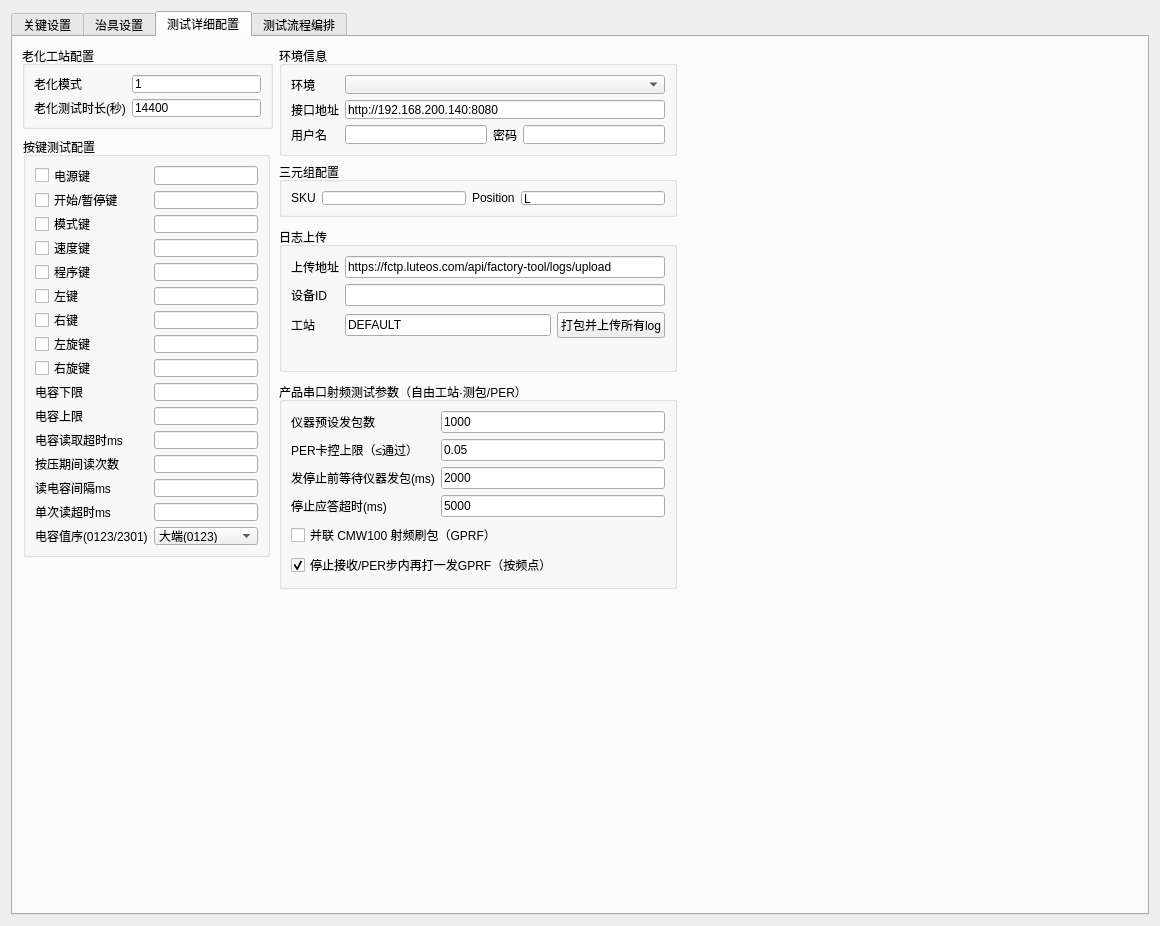
The window that platform/settings/qsetting.ui (yuhuang163/test) describes before a commit, drawn with Qt 5.
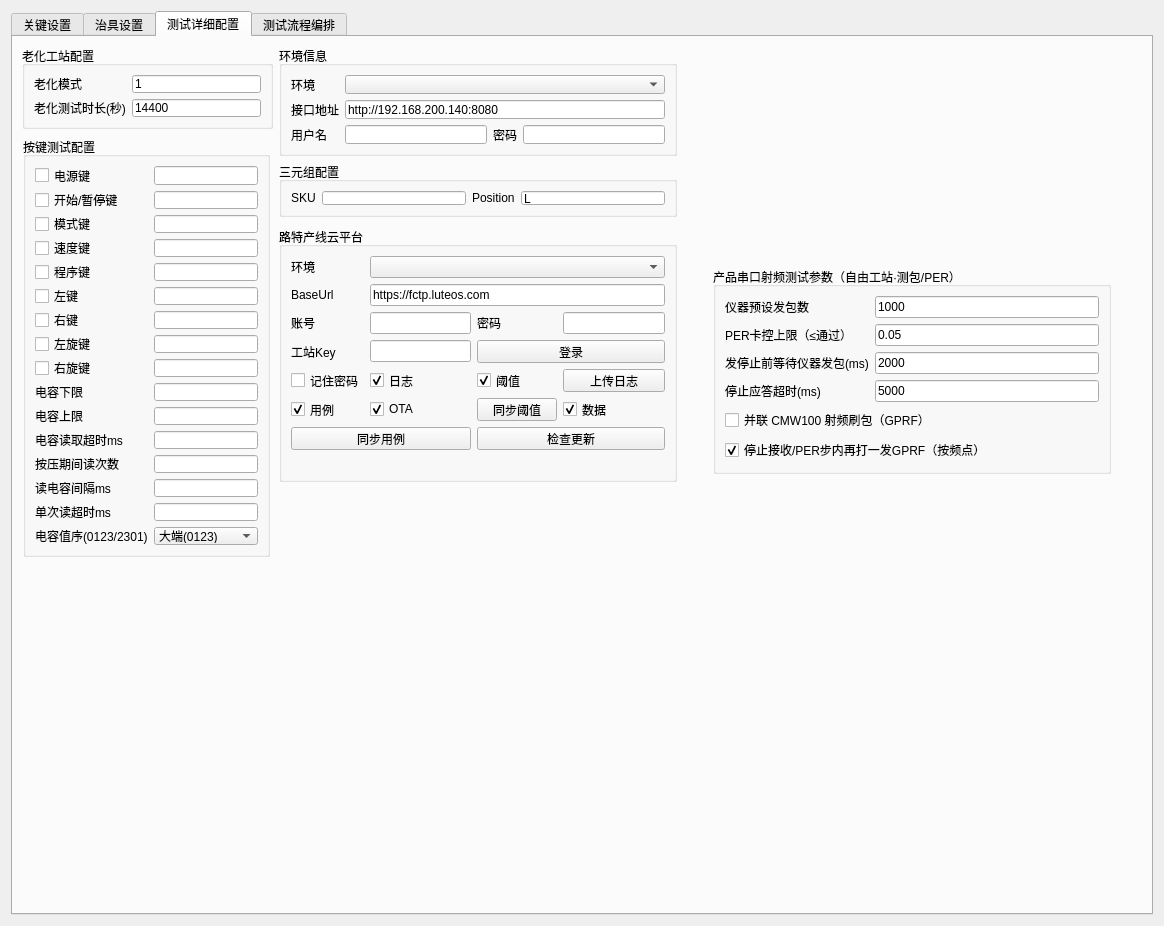
The same window after the commit. The open tabs and pages were chosen to show the change.

Commit message: 支持上传日志和测试结果到自己的服务器

```diff
--- a/platform/settings/qsetting.ui
+++ b/platform/settings/qsetting.ui
@@ -6,8 +6,8 @@
    <rect>
     <x>0</x>
     <y>0</y>
-    <width>1139</width>
-    <height>862</height>
+    <width>1164</width>
+    <height>889</height>
    </rect>
   </property>
   <property name="sizePolicy">
@@ -2973,60 +2973,165 @@
          <x>266</x>
          <y>190</y>
          <width>398</width>
-         <height>145</height>
+         <height>255</height>
         </rect>
        </property>
        <property name="title">
-        <string>日志上传</string>
+        <string>路特产线云平台</string>
        </property>
        <layout class="QGridLayout" name="gridLayout_logUpload">
         <item row="0" column="0">
          <widget class="QLabel" name="label_remoteLogUploadUrl">
           <property name="text">
-           <string>上传地址</string>
+           <string>环境</string>
           </property>
          </widget>
         </item>
         <item row="0" column="1" colspan="3">
-         <widget class="QLineEdit" name="lineEdit_remoteLogUploadUrl">
-          <property name="text">
-           <string>https://fctp.luteos.com/api/factory-tool/logs/upload</string>
-          </property>
-         </widget>
+         <widget class="QComboBox" name="comboBox_factoryCloudEnvironment"/>
         </item>
         <item row="1" column="0">
          <widget class="QLabel" name="label_remoteLogDeviceId">
           <property name="text">
-           <string>设备ID</string>
+           <string>BaseUrl</string>
           </property>
          </widget>
         </item>
         <item row="1" column="1" colspan="3">
-         <widget class="QLineEdit" name="lineEdit_remoteLogDeviceId"/>
+         <widget class="QLineEdit" name="lineEdit_factoryCloudBaseUrl">
+          <property name="text">
+           <string>https://fctp.luteos.com</string>
+          </property>
+         </widget>
         </item>
         <item row="2" column="0">
          <widget class="QLabel" name="label_remoteLogStation">
           <property name="text">
-           <string>工站</string>
+           <string>账号</string>
           </property>
          </widget>
         </item>
         <item row="2" column="1">
-         <widget class="QLineEdit" name="lineEdit_remoteLogStation">
+         <widget class="QLineEdit" name="lineEdit_factoryCloudUser"/>
+        </item>
+        <item row="2" column="2">
+         <widget class="QLabel" name="label_factoryCloudPassword">
           <property name="text">
-           <string>DEFAULT</string>
+           <string>密码</string>
           </property>
          </widget>
         </item>
-        <item row="2" column="2" colspan="2">
-         <widget class="QPushButton" name="pushButton_uploadLogs">
+        <item row="2" column="3">
+         <widget class="QLineEdit" name="lineEdit_factoryCloudPassword">
+          <property name="echoMode">
+           <enum>QLineEdit::Password</enum>
+          </property>
+         </widget>
+        </item>
+        <item row="3" column="0">
+         <widget class="QLabel" name="label_factoryCloudStationKey">
           <property name="text">
-           <string>打包并上传所有log</string>
+           <string>工站Key</string>
           </property>
          </widget>
         </item>
-        <item row="3" column="0" colspan="4">
-         <widget class="QLabel" name="label_remoteLogStatus">
+        <item row="3" column="1">
+         <widget class="QLineEdit" name="lineEdit_factoryCloudStationKey"/>
+        </item>
+        <item row="3" column="2" colspan="2">
+         <widget class="QPushButton" name="pushButton_factoryCloudLogin">
+          <property name="text">
+           <string>登录</string>
+          </property>
+         </widget>
+        </item>
+        <item row="4" column="0">
+         <widget class="QCheckBox" name="checkBox_factoryCloudRememberPassword">
+          <property name="text">
+           <string>记住密码</string>
+          </property>
+         </widget>
+        </item>
+        <item row="4" column="1">
+         <widget class="QCheckBox" name="checkBox_factoryCloudLogUpload">
+          <property name="text">
+           <string>日志</string>
+          </property>
+          <property name="checked">
+           <bool>true</bool>
+          </property>
+         </widget>
+        </item>
+        <item row="4" column="2">
+         <widget class="QCheckBox" name="checkBox_factoryCloudThresholdSync">
+          <property name="text">
+           <string>阈值</string>
+          </property>
+          <property name="checked">
+           <bool>true</bool>
+          </property>
+         </widget>
+        </item>
+        <item row="4" column="3">
+         <widget class="QPushButton" name="pushButton_factoryCloudUploadLogs">
+          <property name="text">
+           <string>上传日志</string>
+          </property>
+         </widget>
+        </item>
+        <item row="5" column="0">
+         <widget class="QCheckBox" name="checkBox_factoryCloudTestCaseSync">
+          <property name="text">
+           <string>用例</string>
+          </property>
+          <property name="checked">
+           <bool>true</bool>
+          </property>
+         </widget>
+        </item>
+        <item row="5" column="1">
+         <widget class="QCheckBox" name="checkBox_factoryCloudHostOta">
+          <property name="text">
+           <string>OTA</string>
+          </property>
+          <property name="checked">
+           <bool>true</bool>
+          </property>
+         </widget>
+        </item>
+        <item row="5" column="2">
+         <widget class="QPushButton" name="pushButton_syncThreshold">
+          <property name="text">
+           <string>同步阈值</string>
+          </property>
+         </widget>
+        </item>
+        <item row="5" column="3">
+         <widget class="QCheckBox" name="checkBox_factoryCloudTestDataUpload">
+          <property name="text">
+           <string>数据</string>
+          </property>
+          <property name="checked">
+           <bool>true</bool>
+          </property>
+         </widget>
+        </item>
+        <item row="6" column="0" colspan="2">
+         <widget class="QPushButton" name="pushButton_syncTestCase">
+          <property name="text">
+           <string>同步用例</string>
+          </property>
+         </widget>
+        </item>
+        <item row="6" column="2" colspan="2">
+         <widget class="QPushButton" name="pushButton_checkHostOta">
+          <property name="text">
+           <string>检查更新</string>
+          </property>
+         </widget>
+        </item>
+        <item row="7" column="0" colspan="4">
+         <widget class="QLabel" name="label_factoryCloudStatus">
           <property name="text">
            <string/>
           </property>
@@ -3226,8 +3331,8 @@
       <widget class="QGroupBox" name="groupBox_brushInstrument">
        <property name="geometry">
         <rect>
-         <x>266</x>
-         <y>345</y>
+         <x>700</x>
+         <y>230</y>
          <width>398</width>
          <height>207</height>
         </rect>
```
Left out of the diff: 18 changed lines with no effect on the pictures. The commit also changes 44 other files.
